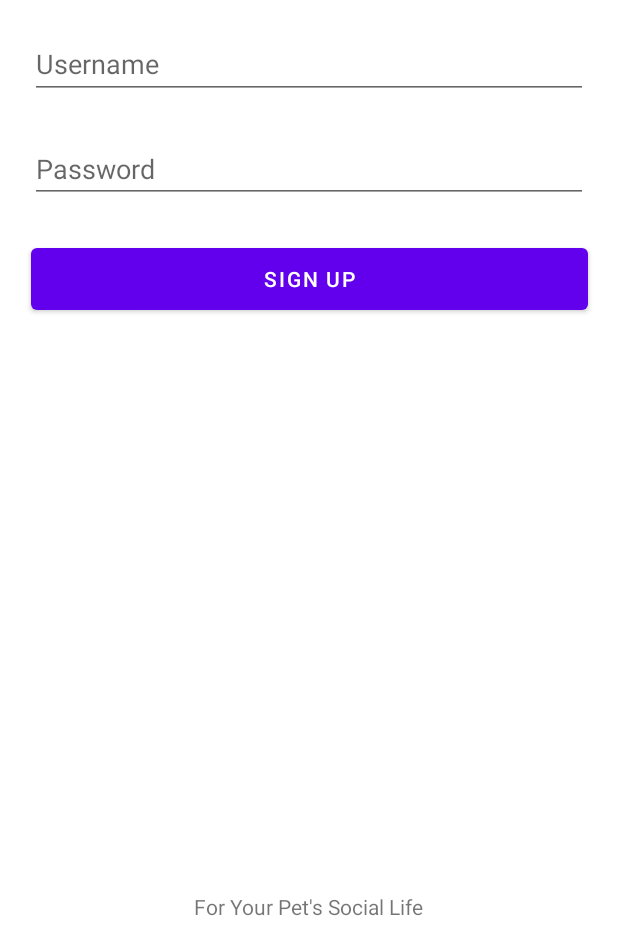
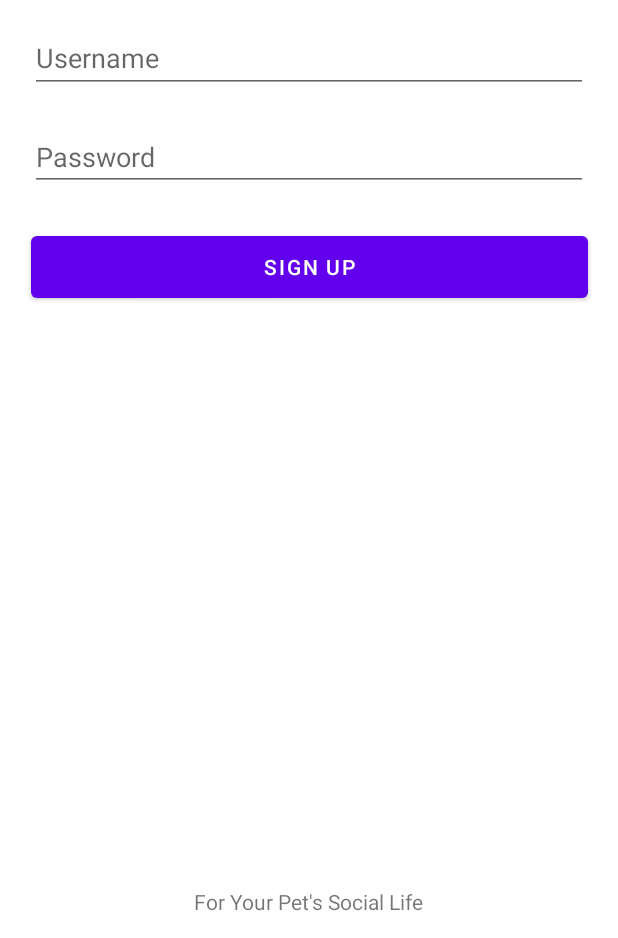
Before and after one commit to Wizardeirr/PetClub, an Android app: the SignUpFragment screen opened through its navigation route, on a phone screen of 412 x 824 dp, the part 298-1236 px from its top. Run offline under Robolectric (Android 15) with nearby library versions, the phone set to English and light mode, and no system bars; our stand-ins replace Firebase (no records; nobody signed in at launch, a user with empty details on screens opened directly).

Commit message:
UI Changed

```diff
--- a/app/src/main/res/layout/fragment_sign_up.xml
+++ b/app/src/main/res/layout/fragment_sign_up.xml
@@ -10,7 +10,7 @@
         android:id="@+id/etUserName"
         android:layout_width="372dp"
         android:layout_height="46dp"
-        android:layout_marginTop="20dp"
+        android:layout_marginTop="16dp"
         android:ems="10"
         android:hint="Username"
         android:inputType="textPersonName"
@@ -22,7 +22,7 @@
         android:id="@+id/etPassword"
         android:layout_width="372dp"
         android:layout_height="45dp"
-        android:layout_marginTop="24dp"
+        android:layout_marginTop="20dp"
         android:ems="10"
         android:hint="Password"
         android:inputType="textPassword"
@@ -40,7 +40,7 @@
         app:srcCompat="@drawable/logo" />
 
     <Button
-        android:id="@+id/loginButton"
+        android:id="@+id/signUpButton"
         android:layout_width="371dp"
         android:layout_height="53dp"
         android:layout_marginTop="24dp"
@@ -53,14 +53,14 @@
         android:id="@+id/textView2"
         android:layout_width="wrap_content"
         android:layout_height="wrap_content"
-        android:layout_marginTop="238dp"
-        android:layout_marginBottom="10dp"
+        android:layout_marginTop="160dp"
+        android:layout_marginBottom="13dp"
         android:text="For Your Pet's Social Life"
         app:layout_constraintBottom_toBottomOf="parent"
         app:layout_constraintEnd_toEndOf="parent"
         app:layout_constraintHorizontal_bias="0.498"
         app:layout_constraintStart_toStartOf="parent"
-        app:layout_constraintTop_toBottomOf="@+id/loginButton"
+        app:layout_constraintTop_toBottomOf="@+id/signUpButton"
         app:layout_constraintVertical_bias="1.0" />
 
 </androidx.constraintlayout.widget.ConstraintLayout>
```
